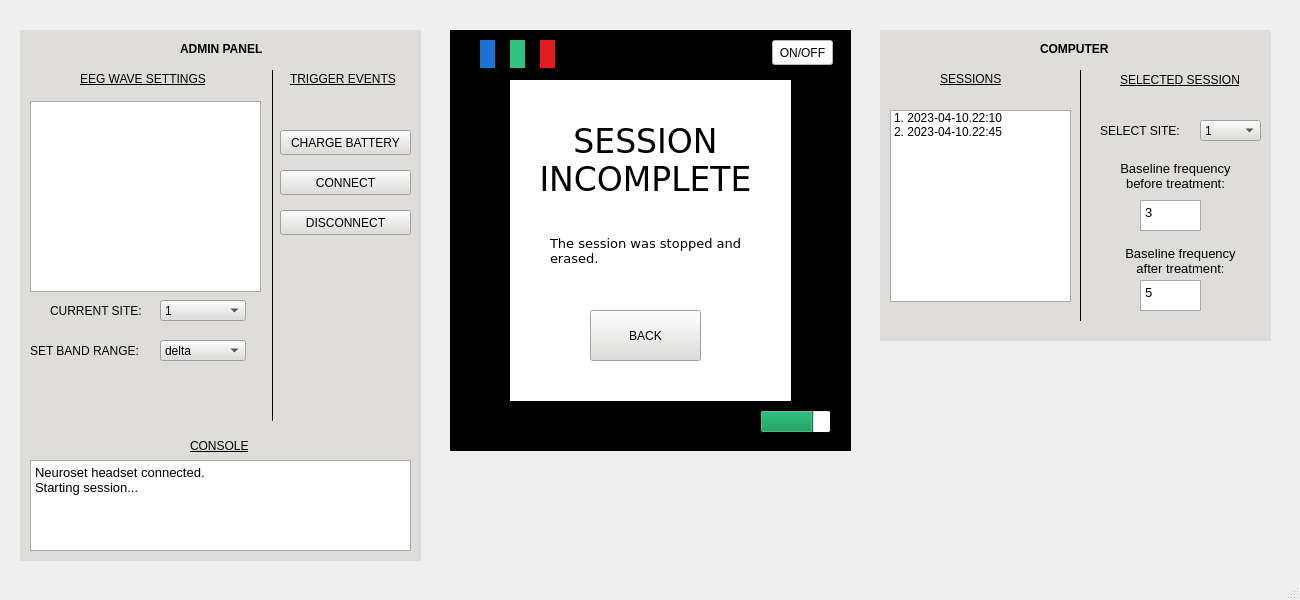
Qt form forms/main-window.ui (MichaelRipa/Neureset) before a commit.
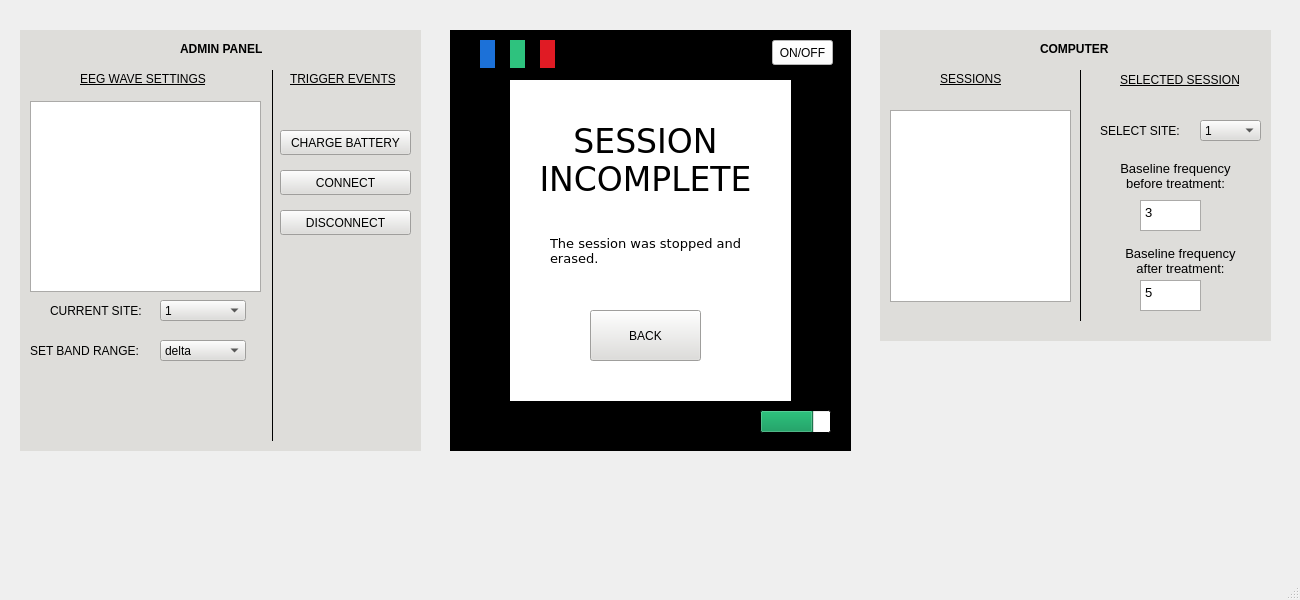
The same form after that commit.

Commit message: Remove unused UI

Patch:
```diff
--- a/forms/main-window.ui
+++ b/forms/main-window.ui
@@ -9511,7 +9511,7 @@
       <x>20</x>
       <y>30</y>
       <width>401</width>
-      <height>531</height>
+      <height>421</height>
      </rect>
     </property>
     <property name="palette">
@@ -9959,24 +9959,6 @@
     <property name="autoFillBackground">
      <bool>true</bool>
     </property>
-    <widget class="QTextBrowser" name="console">
-     <property name="geometry">
-      <rect>
-       <x>10</x>
-       <y>430</y>
-       <width>381</width>
-       <height>91</height>
-      </rect>
-     </property>
-     <property name="html">
-      <string>&lt;!DOCTYPE HTML PUBLIC &quot;-//W3C//DTD HTML 4.0//EN&quot; &quot;http://www.w3.org/TR/REC-html40/strict.dtd&quot;&gt;
-&lt;html&gt;&lt;head&gt;&lt;meta name=&quot;qrichtext&quot; content=&quot;1&quot; /&gt;&lt;style type=&quot;text/css&quot;&gt;
-p, li { white-space: pre-wrap; }
-&lt;/style&gt;&lt;/head&gt;&lt;body style=&quot; font-family:'Sans'; font-size:10pt; font-weight:400; font-style:normal;&quot;&gt;
-&lt;p style=&quot; margin-top:0px; margin-bottom:0px; margin-left:0px; margin-right:0px; -qt-block-indent:0; text-indent:0px;&quot;&gt;Neuroset headset connected.&lt;/p&gt;
-&lt;p style=&quot; margin-top:0px; margin-bottom:0px; margin-left:0px; margin-right:0px; -qt-block-indent:0; text-indent:0px;&quot;&gt;Starting session...&lt;/p&gt;&lt;/body&gt;&lt;/html&gt;</string>
-     </property>
-    </widget>
     <widget class="QLabel" name="label">
      <property name="geometry">
       <rect>
@@ -12418,7 +12400,7 @@
        <x>242</x>
        <y>40</y>
        <width>21</width>
-       <height>351</height>
+       <height>371</height>
       </rect>
      </property>
      <property name="frameShadow">
@@ -12431,470 +12413,6 @@
       <enum>Qt::Vertical</enum>
      </property>
     </widget>
-    <widget class="QLabel" name="label_9">
-     <property name="geometry">
-      <rect>
-       <x>170</x>
-       <y>405</y>
-       <width>71</width>
-       <height>21</height>
-      </rect>
-     </property>
-     <property name="palette">
-      <palette>
-       <active>
-        <colorrole role="WindowText">
-         <brush brushstyle="SolidPattern">
-          <color alpha="255">
-           <red>0</red>
-           <green>0</green>
-           <blue>0</blue>
-          </color>
-         </brush>
-        </colorrole>
-        <colorrole role="Button">
-         <brush brushstyle="SolidPattern">
-          <color alpha="255">
-           <red>192</red>
-           <green>191</green>
-           <blue>188</blue>
-          </color>
-         </brush>
-        </colorrole>
-        <colorrole role="Light">
-         <brush brushstyle="SolidPattern">
-          <color alpha="255">
-           <red>255</red>
-           <green>255</green>
-           <blue>255</blue>
-          </color>
-         </brush>
-        </colorrole>
-        <colorrole role="Midlight">
-         <brush brushstyle="SolidPattern">
-          <color alpha="255">
-           <red>223</red>
-           <green>223</green>
-           <blue>221</blue>
-          </color>
-         </brush>
-        </colorrole>
-        <colorrole role="Dark">
-         <brush brushstyle="SolidPattern">
-          <color alpha="255">
-           <red>96</red>
-           <green>96</green>
-           <blue>94</blue>
-          </color>
-         </brush>
-        </colorrole>
-        <colorrole role="Mid">
-         <brush brushstyle="SolidPattern">
-          <color alpha="255">
-           <red>128</red>
-           <green>127</green>
-           <blue>125</blue>
-          </color>
-         </brush>
-        </colorrole>
-        <colorrole role="Text">
-         <brush brushstyle="SolidPattern">
-          <color alpha="255">
-           <red>0</red>
-           <green>0</green>
-           <blue>0</blue>
-          </color>
-         </brush>
-        </colorrole>
-        <colorrole role="BrightText">
-         <brush brushstyle="SolidPattern">
-          <color alpha="255">
-           <red>255</red>
-           <green>255</green>
-           <blue>255</blue>
-          </color>
-         </brush>
-        </colorrole>
-        <colorrole role="ButtonText">
-         <brush brushstyle="SolidPattern">
-          <color alpha="255">
-           <red>0</red>
-           <green>0</green>
-           <blue>0</blue>
-          </color>
-         </brush>
-        </colorrole>
-        <colorrole role="Base">
-         <brush brushstyle="SolidPattern">
-          <color alpha="255">
-           <red>255</red>
-           <green>255</green>
-           <blue>255</blue>
-          </color>
-         </brush>
-        </colorrole>
-        <colorrole role="Window">
-         <brush brushstyle="SolidPattern">
-          <color alpha="255">
-           <red>192</red>
-           <green>191</green>
-           <blue>188</blue>
-          </color>
-         </brush>
-        </colorrole>
-        <colorrole role="Shadow">
-         <brush brushstyle="SolidPattern">
-          <color alpha="255">
-           <red>0</red>
-           <green>0</green>
-           <blue>0</blue>
-          </color>
-         </brush>
-        </colorrole>
-        <colorrole role="AlternateBase">
-         <brush brushstyle="SolidPattern">
-          <color alpha="255">
-           <red>223</red>
-           <green>223</green>
-           <blue>221</blue>
-          </color>
-         </brush>
-        </colorrole>
-        <colorrole role="ToolTipBase">
-         <brush brushstyle="SolidPattern">
-          <color alpha="255">
-           <red>255</red>
-           <green>255</green>
-           <blue>220</blue>
-          </color>
-         </brush>
-        </colorrole>
-        <colorrole role="ToolTipText">
-         <brush brushstyle="SolidPattern">
-          <color alpha="255">
-           <red>0</red>
-           <green>0</green>
-           <blue>0</blue>
-          </color>
-         </brush>
-        </colorrole>
-        <colorrole role="PlaceholderText">
-         <brush brushstyle="SolidPattern">
-          <color alpha="128">
-           <red>0</red>
-           <green>0</green>
-           <blue>0</blue>
-          </color>
-         </brush>
-        </colorrole>
-       </active>
-       <inactive>
-        <colorrole role="WindowText">
-         <brush brushstyle="SolidPattern">
-          <color alpha="255">
-           <red>0</red>
-           <green>0</green>
-           <blue>0</blue>
-          </color>
-         </brush>
-        </colorrole>
-        <colorrole role="Button">
-         <brush brushstyle="SolidPattern">
-          <color alpha="255">
-           <red>192</red>
-           <green>191</green>
-           <blue>188</blue>
-          </color>
-         </brush>
-        </colorrole>
-        <colorrole role="Light">
-         <brush brushstyle="SolidPattern">
-          <color alpha="255">
-           <red>255</red>
-           <green>255</green>
-           <blue>255</blue>
-          </color>
-         </brush>
-        </colorrole>
-        <colorrole role="Midlight">
-         <brush brushstyle="SolidPattern">
-          <color alpha="255">
-           <red>223</red>
-           <green>223</green>
-           <blue>221</blue>
-          </color>
-         </brush>
-        </colorrole>
-        <colorrole role="Dark">
-         <brush brushstyle="SolidPattern">
-          <color alpha="255">
-           <red>96</red>
-           <green>96</green>
-           <blue>94</blue>
-          </color>
-         </brush>
-        </colorrole>
-        <colorrole role="Mid">
-         <brush brushstyle="SolidPattern">
-          <color alpha="255">
-           <red>128</red>
-           <green>127</green>
-           <blue>125</blue>
-          </color>
-         </brush>
-        </colorrole>
-        <colorrole role="Text">
-         <brush brushstyle="SolidPattern">
-          <color alpha="255">
-           <red>0</red>
-           <green>0</green>
-           <blue>0</blue>
-          </color>
-         </brush>
-        </colorrole>
-        <colorrole role="BrightText">
-         <brush brushstyle="SolidPattern">
-          <color alpha="255">
-           <red>255</red>
-           <green>255</green>
-           <blue>255</blue>
-          </color>
-         </brush>
-        </colorrole>
-        <colorrole role="ButtonText">
-         <brush brushstyle="SolidPattern">
-          <color alpha="255">
-           <red>0</red>
-           <green>0</green>
-           <blue>0</blue>
-          </color>
-         </brush>
-        </colorrole>
-        <colorrole role="Base">
-         <brush brushstyle="SolidPattern">
-          <color alpha="255">
-           <red>255</red>
-           <green>255</green>
-           <blue>255</blue>
-          </color>
-         </brush>
-        </colorrole>
-        <colorrole role="Window">
-         <brush brushstyle="SolidPattern">
-          <color alpha="255">
-           <red>192</red>
-           <green>191</green>
-           <blue>188</blue>
-          </color>
-         </brush>
-        </colorrole>
-        <colorrole role="Shadow">
-         <brush brushstyle="SolidPattern">
-          <color alpha="255">
-           <red>0</red>
-           <green>0</green>
-           <blue>0</blue>
-          </color>
-         </brush>
-        </colorrole>
-        <colorrole role="AlternateBase">
-         <brush brushstyle="SolidPattern">
-          <color alpha="255">
-           <red>223</red>
-           <green>223</green>
-           <blue>221</blue>
-          </color>
-         </brush>
-        </colorrole>
-        <colorrole role="ToolTipBase">
-         <brush brushstyle="SolidPattern">
-          <color alpha="255">
-           <red>255</red>
-           <green>255</green>
-           <blue>220</blue>
-          </color>
-         </brush>
-        </colorrole>
-        <colorrole role="ToolTipText">
-         <brush brushstyle="SolidPattern">
-          <color alpha="255">
-           <red>0</red>
-           <green>0</green>
-           <blue>0</blue>
-          </color>
-         </brush>
-        </colorrole>
-        <colorrole role="PlaceholderText">
-         <brush brushstyle="SolidPattern">
-          <color alpha="128">
-           <red>0</red>
-           <green>0</green>
-           <blue>0</blue>
-          </color>
-         </brush>
-        </colorrole>
-       </inactive>
-       <disabled>
-        <colorrole role="WindowText">
-         <brush brushstyle="SolidPattern">
-          <color alpha="255">
-           <red>96</red>
-           <green>96</green>
-           <blue>94</blue>
-          </color>
-         </brush>
-        </colorrole>
-        <colorrole role="Button">
-         <brush brushstyle="SolidPattern">
-          <color alpha="255">
-           <red>192</red>
-           <green>191</green>
-           <blue>188</blue>
-          </color>
-         </brush>
-        </colorrole>
-        <colorrole role="Light">
-         <brush brushstyle="SolidPattern">
-          <color alpha="255">
-           <red>255</red>
-           <green>255</green>
-           <blue>255</blue>
-          </color>
-         </brush>
-        </colorrole>
-        <colorrole role="Midlight">
-         <brush brushstyle="SolidPattern">
-          <color alpha="255">
-           <red>223</red>
-           <green>223</green>
-           <blue>221</blue>
-          </color>
-         </brush>
-        </colorrole>
-        <colorrole role="Dark">
-         <brush brushstyle="SolidPattern">
-          <color alpha="255">
-           <red>96</red>
-           <green>96</green>
-           <blue>94</blue>
-          </color>
-         </brush>
-        </colorrole>
-        <colorrole role="Mid">
-         <brush brushstyle="SolidPattern">
-          <color alpha="255">
-           <red>128</red>
-           <green>127</green>
-           <blue>125</blue>
-          </color>
-         </brush>
-        </colorrole>
-        <colorrole role="Text">
-         <brush brushstyle="SolidPattern">
-          <color alpha="255">
-           <red>96</red>
-           <green>96</green>
-           <blue>94</blue>
-          </color>
-         </brush>
-        </colorrole>
-        <colorrole role="BrightText">
-         <brush brushstyle="SolidPattern">
-          <color alpha="255">
-           <red>255</red>
-           <green>255</green>
-           <blue>255</blue>
-          </color>
-         </brush>
-        </colorrole>
-        <colorrole role="ButtonText">
-         <brush brushstyle="SolidPattern">
-          <color alpha="255">
-           <red>96</red>
-           <green>96</green>
-           <blue>94</blue>
-          </color>
-         </brush>
-        </colorrole>
-        <colorrole role="Base">
-         <brush brushstyle="SolidPattern">
-          <color alpha="255">
-           <red>192</red>
-           <green>191</green>
-           <blue>188</blue>
-          </color>
-         </brush>
-        </colorrole>
-        <colorrole role="Window">
-         <brush brushstyle="SolidPattern">
-          <color alpha="255">
-           <red>192</red>
-           <green>191</green>
-           <blue>188</blue>
-          </color>
-         </brush>
-        </colorrole>
-        <colorrole role="Shadow">
-         <brush brushstyle="SolidPattern">
-          <color alpha="255">
-           <red>0</red>
-           <green>0</green>
-           <blue>0</blue>
-          </color>
-         </brush>
-        </colorrole>
-        <colorrole role="AlternateBase">
-         <brush brushstyle="SolidPattern">
-          <color alpha="255">
-           <red>192</red>
-           <green>191</green>
-           <blue>188</blue>
-          </color>
-         </brush>
-        </colorrole>
-        <colorrole role="ToolTipBase">
-         <brush brushstyle="SolidPattern">
-          <color alpha="255">
-           <red>255</red>
-           <green>255</green>
-           <blue>220</blue>
-          </color>
-         </brush>
-        </colorrole>
-        <colorrole role="ToolTipText">
-         <brush brushstyle="SolidPattern">
-          <color alpha="255">
-           <red>0</red>
-           <green>0</green>
-           <blue>0</blue>
-          </color>
-         </brush>
-        </colorrole>
-        <colorrole role="PlaceholderText">
-         <brush brushstyle="SolidPattern">
-          <color alpha="128">
-           <red>0</red>
-           <green>0</green>
-           <blue>0</blue>
-          </color>
-         </brush>
-        </colorrole>
-       </disabled>
-      </palette>
-     </property>
-     <property name="font">
-      <font>
-       <underline>true</underline>
-      </font>
-     </property>
-     <property name="autoFillBackground">
-      <bool>false</bool>
-     </property>
-     <property name="text">
-      <string>CONSOLE</string>
-     </property>
-    </widget>
-    <zorder>console</zorder>
     <zorder>label</zorder>
     <zorder>label_4</zorder>
     <zorder>label_5</zorder>
@@ -13447,16 +12965,6 @@
        <height>192</height>
       </rect>
      </property>
-     <item>
-      <property name="text">
-       <string>1. 2023-04-10.22:10</string>
-      </property>
-     </item>
-     <item>
-      <property name="text">
-       <string>2. 2023-04-10.22:45</string>
-      </property>
-     </item>
     </widget>
     <widget class="QLabel" name="label_19">
      <property name="geometry">
```
Left out of the diff: 1 changed line with no effect on the pictures.
